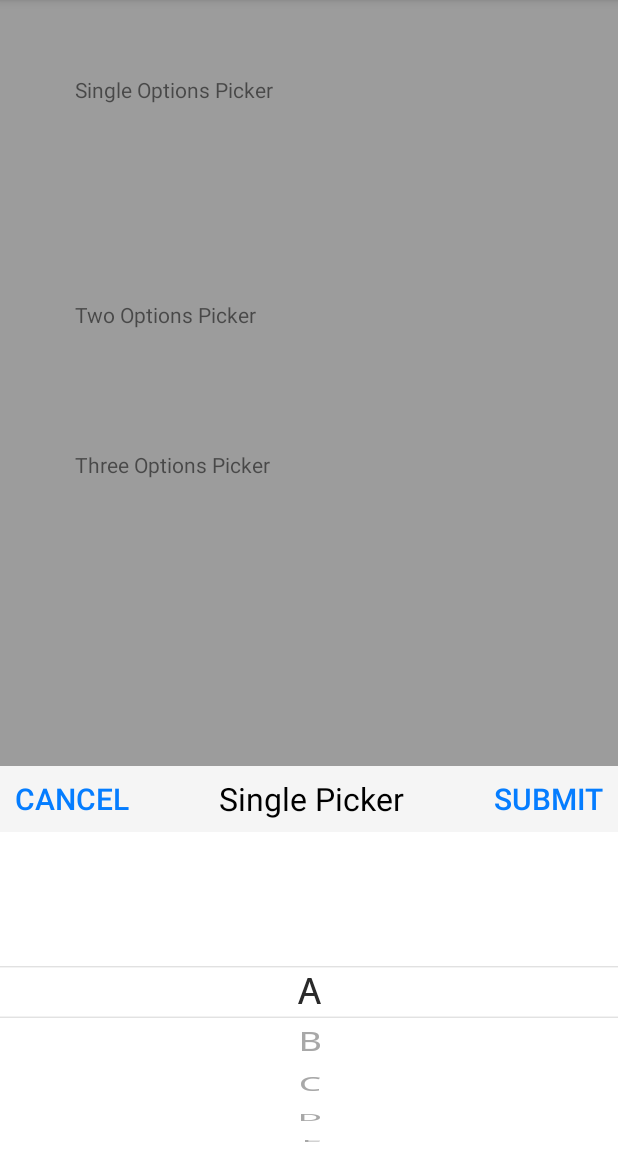
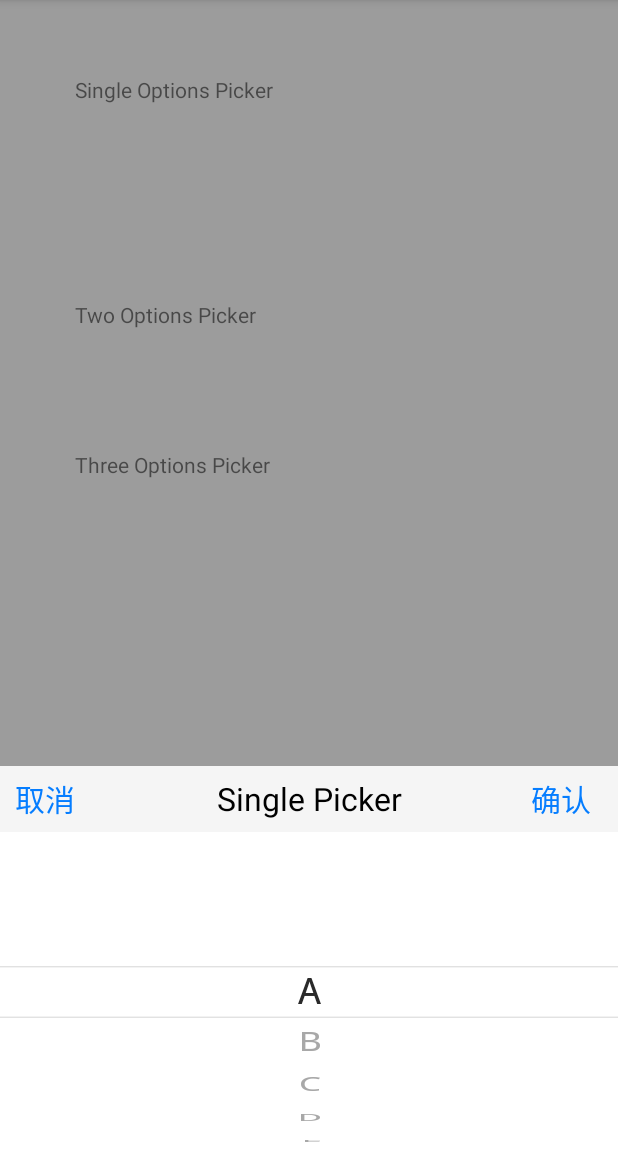
Before and after one commit to RameshBhupathi/PickerView, an Android app: the screen it shows after launch (MainActivity), after a tap on "Single Options Picker", on a phone screen of 412 x 824 dp, the part 84-1236 px from its top. Run offline under Robolectric (Android 15) with nearby library versions, the phone set to English and light mode, and no system bars.

Commit message:
update demo method

```diff
--- a/app/src/main/java/com/ramesh/mypicker/MainActivity.java
+++ b/app/src/main/java/com/ramesh/mypicker/MainActivity.java
@@ -69,6 +69,8 @@ public class MainActivity extends AppCompatActivity implements View.OnClickListe
         items.add("E");
         singlePicker.setPicker(items);
         singlePicker.setTitle("Single Picker");
+        singlePicker.setBtnCancelText("取消");
+        singlePicker.setBtnSubmitText("确认");
         singlePicker.setCyclic(false);
         singlePicker.setSelectOptions(0);
         singlePicker.setOnoptionsSelectListener(new MyOptionsPickerView.OnOptionsSelectListener() {
@@ -105,6 +107,8 @@ public class MainActivity extends AppCompatActivity implements View.OnClickListe
 
         twoPicker.setPicker(twoItemsOptions1, twoItemsOptions2, false);
         twoPicker.setTitle("Picker");
+        twoPicker.setBtnCancelText("取消");
+        twoPicker.setBtnSubmitText("确认");
         twoPicker.setCyclic(false, false, false);
         twoPicker.setSelectOptions(0, 0);
         twoPicker.setOnoptionsSelectListener(new MyOptionsPickerView.OnOptionsSelectListener() {
@@ -148,6 +152,8 @@ public class MainActivity extends AppCompatActivity implements View.OnClickListe
 
         threePicker.setPicker(threeItemsOptions1, threeItemsOptions2, threeItemsOptions3, false);
         threePicker.setTitle("Picker");
+        threePicker.setBtnCancelText("取消");
+        threePicker.setBtnSubmitText("确认");
         threePicker.setCyclic(false, false, false);
         threePicker.setSelectOptions(0, 0, 0);
         threePicker.setOnoptionsSelectListener(new MyOptionsPickerView.OnOptionsSelectListener() {
```
